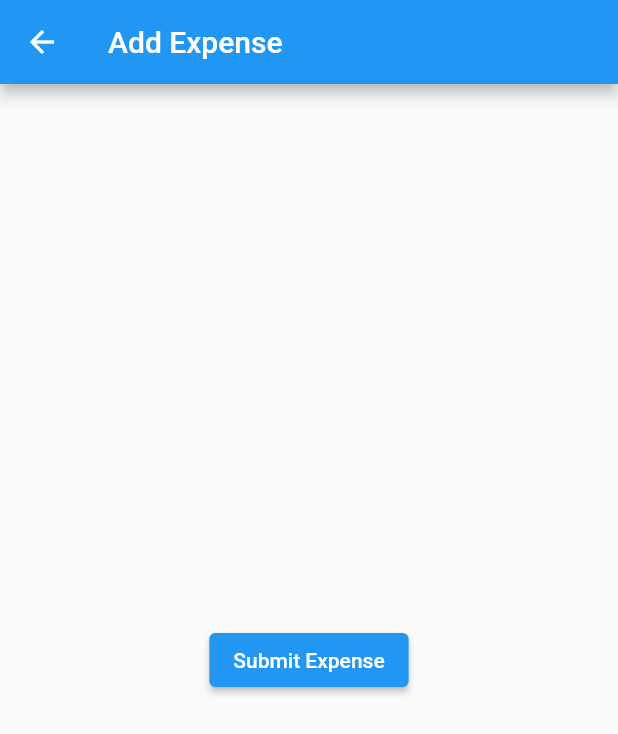
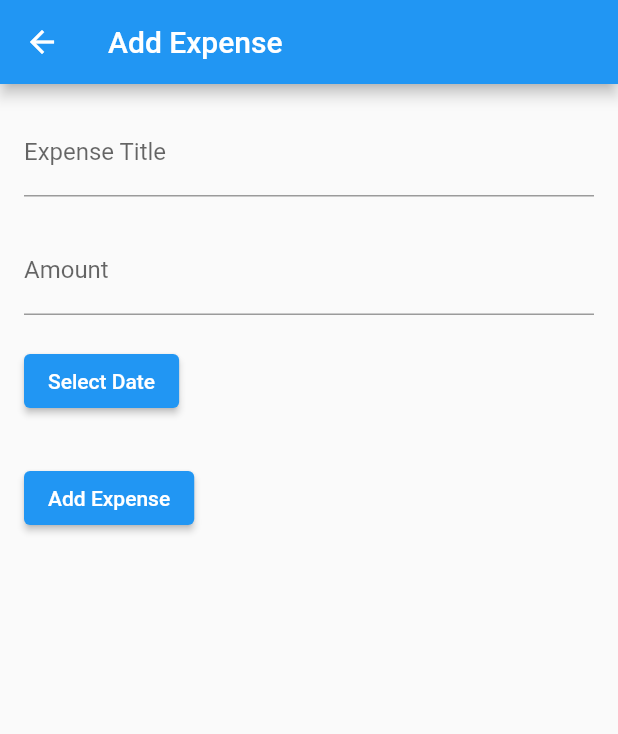
Before and after one commit to NamanAg0502/clearsplit, a Flutter app: the AddExpenseScreen screen opened by its route, on a phone screen of 412 x 824 dp. Shown: the top 734 px of the screen. Run offline on Flutter 3.47's test engine with Material 2 defaults, Android fonts, the phone set to English and light mode, and no system bars; missing offline and left inert: money_converter.

Commit message:
changes in home, expense screens

```diff
--- a/lib/models/expense.dart
+++ b/lib/models/expense.dart
@@ -3,15 +3,15 @@ class Expense {
   final String title;
   final double amount;
   final DateTime date;
-  final String groupId;
-  final List<String> participants; // User IDs of participants
+  // final String groupId;
+  // final List<String> participants; // User IDs of participants
 
   Expense({
     required this.id,
     required this.title,
     required this.amount,
     required this.date,
-    required this.groupId,
-    required this.participants,
+    // required this.groupId,
+    // required this.participants,
   });
 }
--- a/lib/screens/expenses/add_expense_screen.dart
+++ b/lib/screens/expenses/add_expense_screen.dart
@@ -1,22 +1,94 @@
 import 'package:flutter/material.dart';
+import 'package:intl/intl.dart';
+import 'package:clearsplit/models/expense.dart'; // Import your Expense model
 
-class AddExpenseScreen extends StatelessWidget {
+class AddExpenseScreen extends StatefulWidget {
+  const AddExpenseScreen({super.key});
+
+  @override
+  _AddExpenseScreenState createState() => _AddExpenseScreenState();
+}
+
+class _AddExpenseScreenState extends State<AddExpenseScreen> {
+  TextEditingController _titleController = TextEditingController();
+  TextEditingController _amountController = TextEditingController();
+  DateTime? _selectedDate; // Store the selected date
+
+  @override
+  void dispose() {
+    _titleController.dispose();
+    _amountController.dispose();
+    super.dispose();
+  }
+
+  void _submitExpense() {
+    final title = _titleController.text;
+    final amount = double.tryParse(_amountController.text) ?? 0.0;
+    final id = UniqueKey().toString(); // Generate a unique ID for the expense
+
+    if (title.isNotEmpty && amount > 0 && _selectedDate != null) {
+      final newExpense = Expense(
+        id: id,
+        title: title,
+        amount: amount,
+        date: _selectedDate!,
+      );
+      // Here, you can add the newExpense to your list or Firebase
+
+      Navigator.pop(context); // Navigate back to ExpensesScreen
+    }
+  }
+
+  Future<void> _selectDate() async {
+    final pickedDate = await showDatePicker(
+      context: context,
+      initialDate: DateTime.now(),
+      firstDate: DateTime(2000),
+      lastDate: DateTime.now(),
+    );
+
+    if (pickedDate != null && pickedDate != _selectedDate) {
+      setState(() {
+        _selectedDate = pickedDate;
+      });
+    }
+  }
+
   @override
   Widget build(BuildContext context) {
     return Scaffold(
       appBar: AppBar(
         title: Text('Add Expense'),
       ),
-      body: Center(
+      body: Padding(
+        padding: EdgeInsets.all(16.0),
         child: Column(
-          mainAxisAlignment: MainAxisAlignment.center,
+          crossAxisAlignment: CrossAxisAlignment.start,
           children: <Widget>[
-            // Expense input form (use TextFormField)
+            TextField(
+              controller: _titleController,
+              decoration: InputDecoration(labelText: 'Expense Title'),
+            ),
+            SizedBox(height: 20),
+            TextField(
+              controller: _amountController,
+              keyboardType: TextInputType.number,
+              decoration: InputDecoration(labelText: 'Amount'),
+            ),
+            SizedBox(height: 20),
             ElevatedButton(
-              onPressed: () {
-                // Implement expense submission logic
-              },
-              child: Text('Submit Expense'),
+              onPressed: _selectDate,
+              child: Text('Select Date'),
+            ),
+            SizedBox(height: 10),
+            if (_selectedDate != null)
+              Text(
+                'Selected Date: ${DateFormat('yyyy-MM-dd').format(_selectedDate!)}',
+              ),
+            SizedBox(height: 20),
+            ElevatedButton(
+              onPressed: _submitExpense,
+              child: Text('Add Expense'),
             ),
           ],
         ),
--- a/pubspec.yaml
+++ b/pubspec.yaml
@@ -35,8 +35,8 @@ dependencies:
   # The following adds the Cupertino Icons font to your application.
   # Use with the CupertinoIcons class for iOS style icons.
   cupertino_icons: ^1.0.2
-  currency_converter: ^0.0.4
   money_converter: ^2.0.2
+  intl: ^0.17.0
 
 dev_dependencies:
   flutter_test:
```
Also changed, not shown: lib/screens/expenses/expense_screen.dart (+28 -16 lines), lib/screens/home/home_screen.dart (+55 -29 lines), pubspec.lock.
